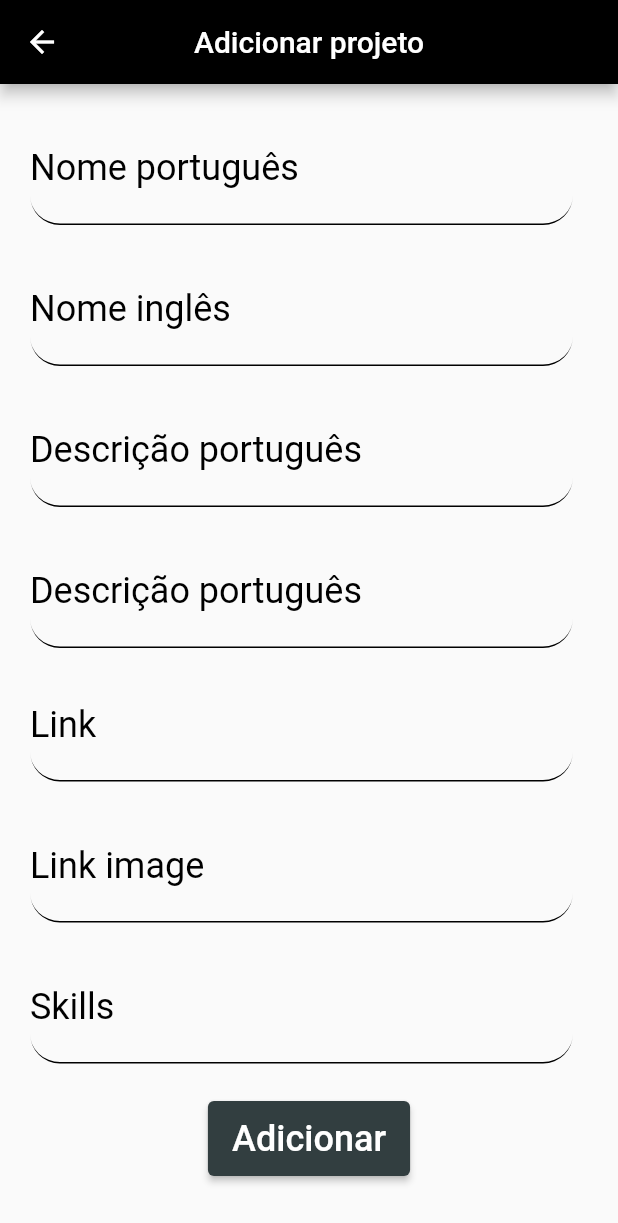
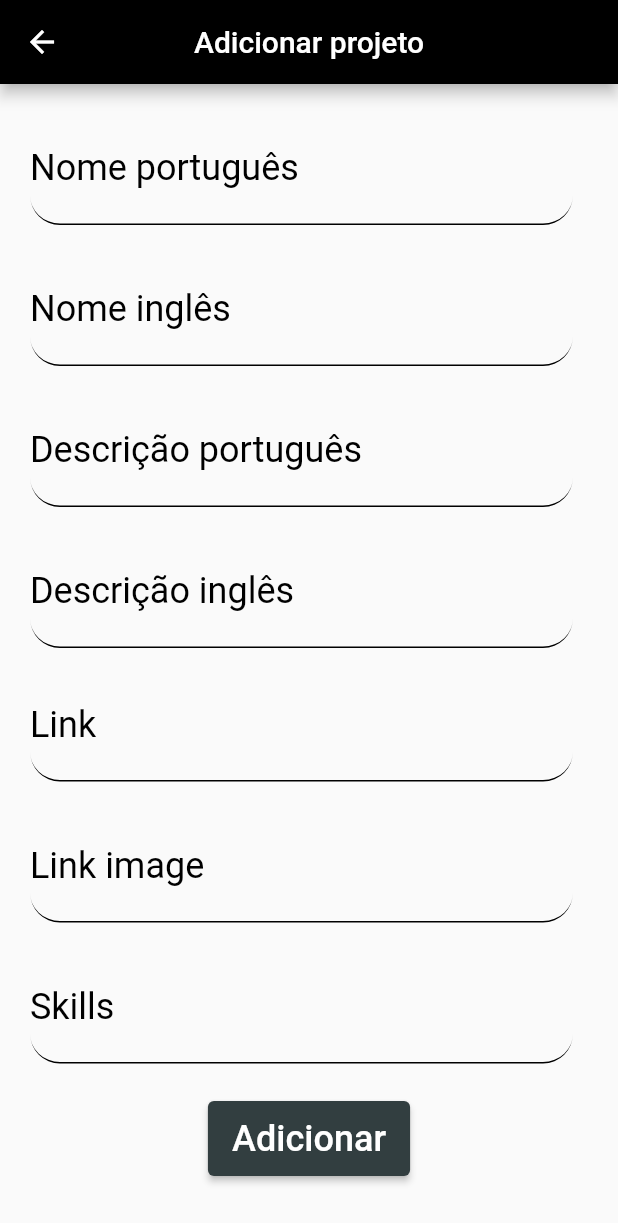
Before and after one commit to guicrisostomo/app-help-me-projects, a Flutter app: the ScreenAddProject screen opened by its route, on a phone screen of 412 x 824 dp. Shown: the top 1223 px of the screen. Run offline on Flutter 3.47's test engine with Material 2 defaults, Android fonts, the phone set to English and light mode, and no system bars; our stand-ins replace cloud_firestore, firebase_core, flutter_svg; accounts and stored records are empty.

Commit message:
fix: correct label textfield

```diff
--- a/lib/view/screen_add_project.dart
+++ b/lib/view/screen_add_project.dart
@@ -50,7 +50,7 @@ class _ScreenAddProjectState extends State<ScreenAddProject> {
               const SizedBox(height: 5,),
               TextFieldGeneral('Descrição português', txtDescricaoPT, context),
               const SizedBox(height: 5,),
-              TextFieldGeneral('Descrição português', txtDescricaoEN, context),
+              TextFieldGeneral('Descrição inglês', txtDescricaoEN, context),
               TextFieldGeneral('Link', txtLink, context),
               const SizedBox(height: 5,),
               TextFieldGeneral('Link image', txtLinkImage, context),
--- a/lib/view/screen_edit_project.dart
+++ b/lib/view/screen_edit_project.dart
@@ -88,7 +88,7 @@ class _ScreenEditProjectState extends State<ScreenEditProject> {
               const SizedBox(height: 5,),
               TextFieldGeneral('Descrição português', txtDescricaoPT, context),
               const SizedBox(height: 5,),
-              TextFieldGeneral('Descrição português', txtDescricaoEN, context),
+              TextFieldGeneral('Descrição inglês', txtDescricaoEN, context),
               TextFieldGeneral('Link', txtLink, context),
               const SizedBox(height: 5,),
               TextFieldGeneral('Link image', txtLinkImage, context),
```
